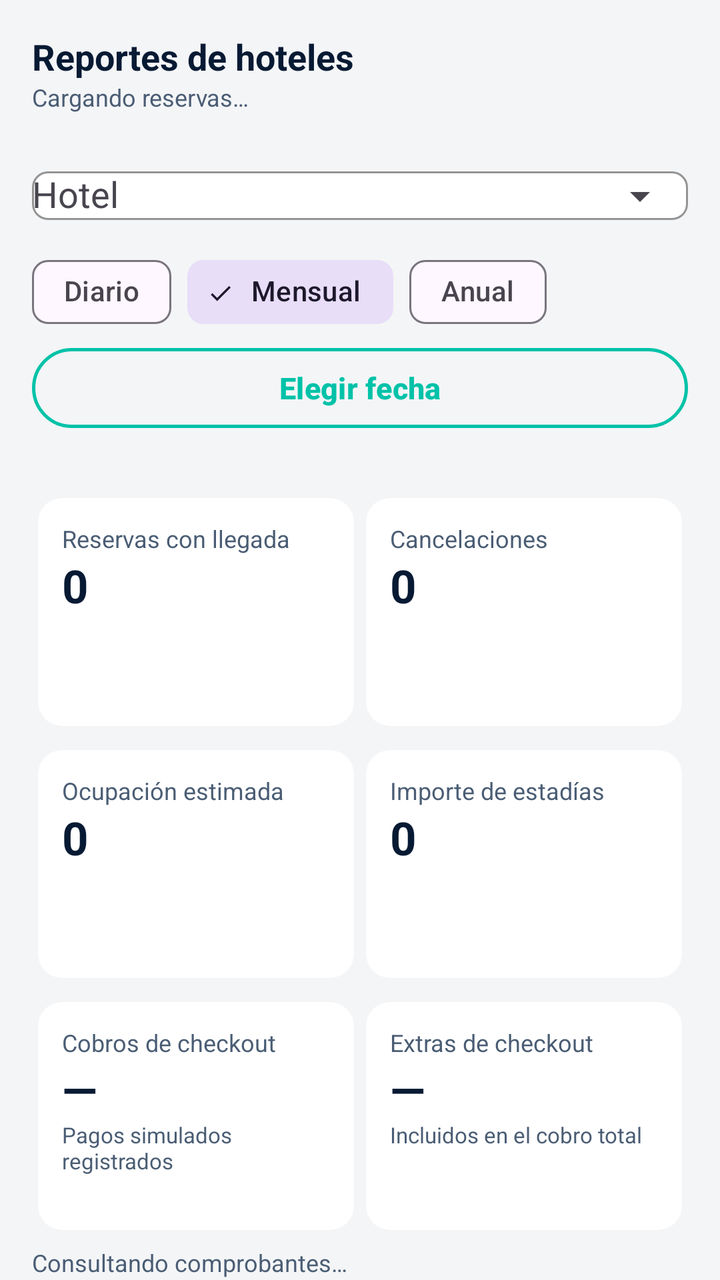
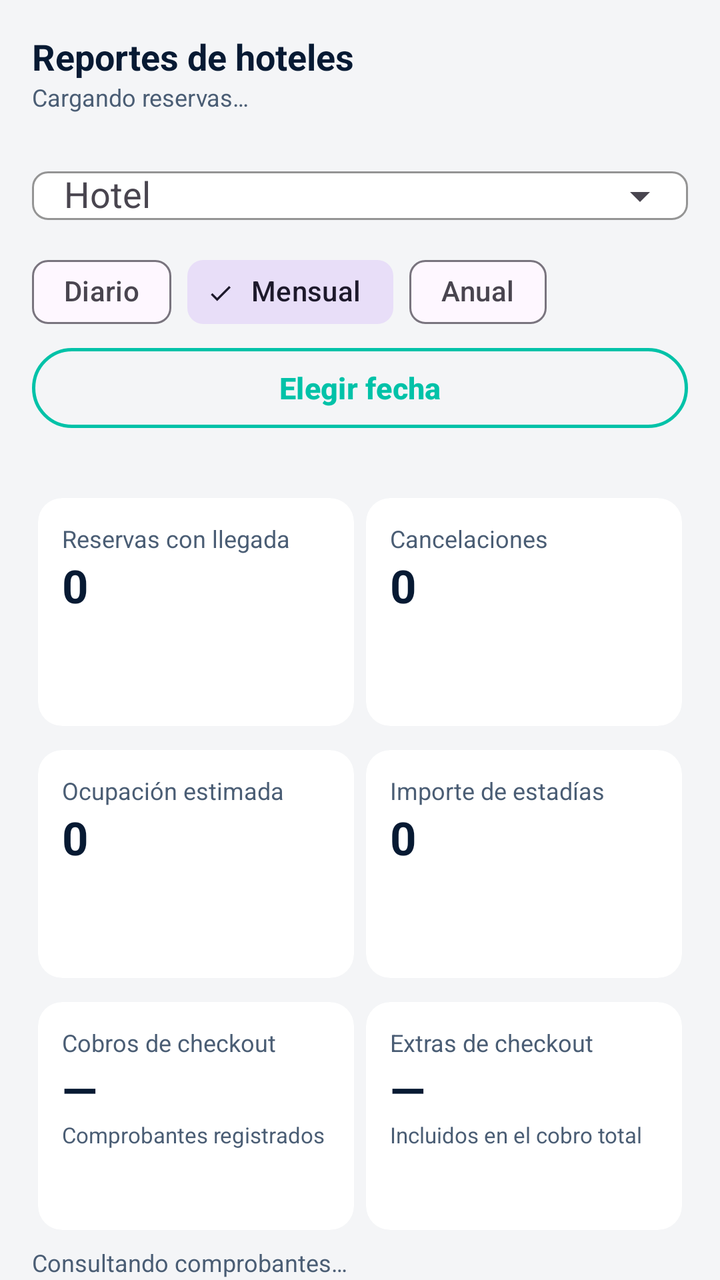

An Android layout rendered at two revisions. The XML below is the earlier revision; the diff shows what the commit changed to produce the second picture.
<!-- AndroidManifest.xml: application theme Theme.Proyecto_IOTelito -->
<!-- res/layout/fragment_superadmin_reportes.xml -->
<?xml version="1.0" encoding="utf-8"?>
<androidx.core.widget.NestedScrollView xmlns:android="http://schemas.android.com/apk/res/android" xmlns:app="http://schemas.android.com/apk/res-auto"
 android:layout_width="match_parent" android:layout_height="match_parent" android:background="@color/io_surface_variant" android:fillViewport="true">
 <LinearLayout android:layout_width="match_parent" android:layout_height="wrap_content" android:orientation="vertical" android:padding="16dp">
  <TextView style="@style/TextAppearance.IoTelito.SectionTitle" android:text="Reportes de hoteles"/>
  <TextView android:id="@+id/tv_report_source" android:layout_width="match_parent" android:layout_height="wrap_content" android:text="Cargando reservas…" android:textColor="@color/io_text_secondary" android:textSize="12sp"/>
  <com.google.android.material.textfield.TextInputLayout style="@style/Widget.IoTelito.Input" android:layout_width="match_parent" android:layout_height="wrap_content" android:layout_marginTop="12dp" android:hint="Hotel" app:endIconMode="dropdown_menu">
   <com.google.android.material.textfield.MaterialAutoCompleteTextView android:id="@+id/actv_hotel_selector" android:layout_width="match_parent" android:layout_height="wrap_content" android:inputType="none"/>
  </com.google.android.material.textfield.TextInputLayout>
  <com.google.android.material.chip.ChipGroup android:id="@+id/chip_group_period" android:layout_width="match_parent" android:layout_height="wrap_content" app:singleSelection="true" app:selectionRequired="true">
   <com.google.android.material.chip.Chip android:id="@+id/chip_daily" style="@style/Widget.Material3.Chip.Filter" android:layout_width="wrap_content" android:layout_height="wrap_content" android:checkable="true" android:checked="false" android:text="Diario"/>
   <com.google.android.material.chip.Chip android:id="@+id/chip_monthly" style="@style/Widget.Material3.Chip.Filter" android:layout_width="wrap_content" android:layout_height="wrap_content" android:checkable="true" android:checked="true" android:text="Mensual"/>
   <com.google.android.material.chip.Chip android:id="@+id/chip_yearly" style="@style/Widget.Material3.Chip.Filter" android:layout_width="wrap_content" android:layout_height="wrap_content" android:checkable="true" android:checked="false" android:text="Anual"/>
  </com.google.android.material.chip.ChipGroup>
  <com.google.android.material.button.MaterialButton android:id="@+id/btn_report_date" style="@style/Widget.IoTelito.Button.Outline" android:layout_width="match_parent" android:layout_height="wrap_content" android:text="Elegir fecha"/>
  <TextView android:id="@+id/tv_selected_range" android:layout_width="match_parent" android:layout_height="wrap_content" android:textColor="@color/io_text_secondary"/>
  <LinearLayout android:layout_width="match_parent" android:layout_height="wrap_content" android:orientation="horizontal" android:layout_marginTop="12dp">
   <com.google.android.material.card.MaterialCardView style="@style/Widget.IoTelito.Card" android:layout_width="0dp" android:layout_height="wrap_content" android:layout_weight="1" android:layout_marginHorizontal="3dp"><LinearLayout android:layout_width="match_parent" android:layout_height="wrap_content" android:minHeight="114dp" android:padding="12dp" android:orientation="vertical">
    <TextView android:layout_width="match_parent" android:layout_height="wrap_content" android:text="Reservas con llegada" android:textColor="@color/io_text_secondary" android:textSize="12sp"/>
    <TextView android:id="@+id/tv_bookings" android:layout_width="match_parent" android:layout_height="wrap_content" android:text="0" android:textColor="@color/io_navy" android:textSize="23sp" android:textStyle="bold"/>
    <TextView android:id="@+id/tv_bookings_note" android:layout_width="match_parent" android:layout_height="wrap_content" android:textColor="@color/io_text_secondary" android:textSize="11sp"/>
   </LinearLayout></com.google.android.material.card.MaterialCardView>
   <com.google.android.material.card.MaterialCardView style="@style/Widget.IoTelito.Card" android:layout_width="0dp" android:layout_height="wrap_content" android:layout_weight="1" android:layout_marginHorizontal="3dp"><LinearLayout android:layout_width="match_parent" android:layout_height="wrap_content" android:minHeight="114dp" android:padding="12dp" android:orientation="vertical">
    <TextView android:layout_width="match_parent" android:layout_height="wrap_content" android:text="Cancelaciones" android:textColor="@color/io_text_secondary" android:textSize="12sp"/>
    <TextView android:id="@+id/tv_cancellations" android:layout_width="match_parent" android:layout_height="wrap_content" android:text="0" android:textColor="@color/io_navy" android:textSize="23sp" android:textStyle="bold"/>
    <TextView android:id="@+id/tv_cancellations_note" android:layout_width="match_parent" android:layout_height="wrap_content" android:textColor="@color/io_text_secondary" android:textSize="11sp"/>
   </LinearLayout></com.google.android.material.card.MaterialCardView>
  </LinearLayout>
  <LinearLayout android:layout_width="match_parent" android:layout_height="wrap_content" android:orientation="horizontal" android:layout_marginTop="12dp">
   <com.google.android.material.card.MaterialCardView style="@style/Widget.IoTelito.Card" android:layout_width="0dp" android:layout_height="wrap_content" android:layout_weight="1" android:layout_marginHorizontal="3dp"><LinearLayout android:layout_width="match_parent" android:layout_height="wrap_content" android:minHeight="114dp" android:padding="12dp" android:orientation="vertical">
    <TextView android:layout_width="match_parent" android:layout_height="wrap_content" android:text="Ocupación estimada" android:textColor="@color/io_text_secondary" android:textSize="12sp"/>
    <TextView android:id="@+id/tv_occupancy" android:layout_width="match_parent" android:layout_height="wrap_content" android:text="0" android:textColor="@color/io_navy" android:textSize="23sp" android:textStyle="bold"/>
    <TextView android:id="@+id/tv_occupancy_note" android:layout_width="match_parent" android:layout_height="wrap_content" android:textColor="@color/io_text_secondary" android:textSize="11sp"/>
   </LinearLayout></com.google.android.material.card.MaterialCardView>
   <com.google.android.material.card.MaterialCardView style="@style/Widget.IoTelito.Card" android:layout_width="0dp" android:layout_height="wrap_content" android:layout_weight="1" android:layout_marginHorizontal="3dp"><LinearLayout android:layout_width="match_parent" android:layout_height="wrap_content" android:minHeight="114dp" android:padding="12dp" android:orientation="vertical">
    <TextView android:layout_width="match_parent" android:layout_height="wrap_content" android:text="Importe de estadías" android:textColor="@color/io_text_secondary" android:textSize="12sp"/>
    <TextView android:id="@+id/tv_income" android:layout_width="match_parent" android:layout_height="wrap_content" android:text="0" android:textColor="@color/io_navy" android:textSize="23sp" android:textStyle="bold"/>
    <TextView android:id="@+id/tv_income_note" android:layout_width="match_parent" android:layout_height="wrap_content" android:textColor="@color/io_text_secondary" android:textSize="11sp"/>
   </LinearLayout></com.google.android.material.card.MaterialCardView>
  </LinearLayout>
  <LinearLayout android:layout_width="match_parent" android:layout_height="wrap_content" android:orientation="horizontal" android:layout_marginTop="12dp">
   <com.google.android.material.card.MaterialCardView style="@style/Widget.IoTelito.Card" android:layout_width="0dp" android:layout_height="wrap_content" android:layout_weight="1" android:layout_marginHorizontal="3dp"><LinearLayout android:layout_width="match_parent" android:layout_height="wrap_content" android:minHeight="114dp" android:padding="12dp" android:orientation="vertical">
    <TextView android:layout_width="match_parent" android:layout_height="wrap_content" android:text="Cobros de checkout" android:textColor="@color/io_text_secondary" android:textSize="12sp"/>
    <TextView android:id="@+id/tv_checkout_income" android:layout_width="match_parent" android:layout_height="wrap_content" android:text="—" android:textColor="@color/io_navy" android:textSize="23sp" android:textStyle="bold"/>
    <TextView android:id="@+id/tv_checkout_count" android:layout_width="match_parent" android:layout_height="wrap_content" android:text="Pagos simulados registrados" android:textColor="@color/io_text_secondary" android:textSize="11sp"/>
   </LinearLayout></com.google.android.material.card.MaterialCardView>
   <com.google.android.material.card.MaterialCardView style="@style/Widget.IoTelito.Card" android:layout_width="0dp" android:layout_height="wrap_content" android:layout_weight="1" android:layout_marginHorizontal="3dp"><LinearLayout android:layout_width="match_parent" android:layout_height="wrap_content" android:minHeight="114dp" android:padding="12dp" android:orientation="vertical">
    <TextView android:layout_width="match_parent" android:layout_height="wrap_content" android:text="Extras de checkout" android:textColor="@color/io_text_secondary" android:textSize="12sp"/>
    <TextView android:id="@+id/tv_checkout_extras" android:layout_width="match_parent" android:layout_height="wrap_content" android:text="—" android:textColor="@color/io_navy" android:textSize="23sp" android:textStyle="bold"/>
    <TextView android:layout_width="match_parent" android:layout_height="wrap_content" android:text="Incluidos en el cobro total" android:textColor="@color/io_text_secondary" android:textSize="11sp"/>
   </LinearLayout></com.google.android.material.card.MaterialCardView>
  </LinearLayout>
  <TextView android:id="@+id/tv_checkout_status" android:layout_width="match_parent" android:layout_height="wrap_content" android:layout_marginTop="8dp" android:text="Consultando comprobantes…" android:textColor="@color/io_text_secondary" android:textSize="12sp"/>
  <TextView android:id="@+id/tv_chart_title" style="@style/TextAppearance.IoTelito.SectionTitle" android:layout_marginTop="20dp" android:text="Reservas del mes"/>
  <TextView android:id="@+id/tv_report_empty" android:layout_width="match_parent" android:layout_height="wrap_content" android:text="Sin reservas para este filtro y período." android:textColor="@color/io_text_secondary"/>
  <HorizontalScrollView android:layout_width="match_parent" android:layout_height="250dp" android:fillViewport="true"><com.example.proyecto_iotelito.ui.superadmin.reportes.WeeklyBookingsChartView android:id="@+id/weekly_bookings_chart" android:layout_width="match_parent" android:layout_height="match_parent" android:background="@color/io_surface" android:padding="12dp"/></HorizontalScrollView>
  <TextView style="@style/TextAppearance.IoTelito.SectionTitle" android:layout_marginTop="20dp" android:text="Ranking de ocupación"/>
  <TextView android:layout_width="match_parent" android:layout_height="wrap_content" android:text="Noches-habitación reservadas / capacidad del período. Salida no incluida. Sin inventario: no calculable." android:textSize="11sp" android:textColor="@color/io_text_secondary"/>
  <LinearLayout android:id="@+id/ranking_container" android:layout_width="match_parent" android:layout_height="wrap_content" android:orientation="vertical" android:padding="12dp" android:background="@color/io_surface"/>
 </LinearLayout>
</androidx.core.widget.NestedScrollView>
<!-- resources referenced by this layout -->
<resources>
  <color name="io_navy">#FF071A33</color>
  <color name="io_surface">#FFFFFFFF</color>
  <color name="io_surface_variant">#FFF4F5F7</color>
  <color name="io_text_secondary">#4A5D74</color>
  <style name="TextAppearance.IoTelito.SectionTitle" parent="TextAppearance.Material3.TitleLarge">
          <item name="android:layout_width">wrap_content</item>
          <item name="android:layout_height">wrap_content</item>
          <item name="android:textColor">@color/io_navy</item>
          <item name="android:textSize">18sp</item>
          <item name="android:textStyle">bold</item>
      </style>
  <style name="Widget.IoTelito.Button.Outline" parent="Widget.Material3.Button.OutlinedButton">
          <item name="strokeColor">@color/io_teal</item>
          <item name="strokeWidth">1.5dp</item>
          <item name="android:textColor">@color/io_teal</item>
          <item name="cornerRadius">100dp</item>
          <item name="android:textAllCaps">false</item>
          <item name="android:textSize">15sp</item>
          <item name="android:textStyle">bold</item>
      </style>
  <style name="Widget.IoTelito.Card" parent="Widget.Material3.CardView.Filled">
          <item name="cardBackgroundColor">@color/io_surface</item>
          <item name="cardCornerRadius">12dp</item>
          <item name="cardElevation">0dp</item>
          <item name="strokeColor">@color/io_divider</item>
          <item name="strokeWidth">0dp</item>
      </style>
  <style name="Widget.IoTelito.Input" parent="Widget.Material3.TextInputLayout.OutlinedBox">
          <item name="boxBackgroundColor">@color/io_surface</item>
          <item name="boxCornerRadiusTopStart">8dp</item>
          <item name="boxCornerRadiusTopEnd">8dp</item>
          <item name="boxCornerRadiusBottomStart">8dp</item>
          <item name="boxCornerRadiusBottomEnd">8dp</item>
          <item name="boxStrokeColor">@color/io_teal</item>
      </style>
  <style name="Theme.Proyecto_IOTelito" parent="Base.Theme.Proyecto_IOTelito" />
  <color name="io_teal">#00C2A8</color>
  <color name="io_divider">#FFE2E8F0</color>
  <style name="Base.Theme.Proyecto_IOTelito" parent="Theme.Material3.Light.NoActionBar">
          <item name="colorPrimary">@color/io_teal</item>
          <item name="colorOnPrimary">@color/white</item>
          <item name="colorSecondary">@color/io_text_primary</item>
          <item name="android:windowBackground">@color/io_background</item>
          <item name="android:statusBarColor">@color/io_background</item>
          <item name="android:windowLightStatusBar">true</item>
          <item name="android:navigationBarColor">@color/white</item>
          <item name="android:windowLightNavigationBar">true</item>
      </style>
  <color name="white">#FFFFFFFF</color>
  <color name="io_text_primary">#071A33</color>
  <color name="io_background">#F8FAFC</color>
</resources>

<!-- the commit's change to res/layout/fragment_superadmin_reportes.xml (unified diff, before → after) -->
@@ -5,7 +5,7 @@
   <TextView style="@style/TextAppearance.IoTelito.SectionTitle" android:text="Reportes de hoteles"/>
   <TextView android:id="@+id/tv_report_source" android:layout_width="match_parent" android:layout_height="wrap_content" android:text="Cargando reservas…" android:textColor="@color/io_text_secondary" android:textSize="12sp"/>
   <com.google.android.material.textfield.TextInputLayout style="@style/Widget.IoTelito.Input" android:layout_width="match_parent" android:layout_height="wrap_content" android:layout_marginTop="12dp" android:hint="Hotel" app:endIconMode="dropdown_menu">
-   <com.google.android.material.textfield.MaterialAutoCompleteTextView android:id="@+id/actv_hotel_selector" android:layout_width="match_parent" android:layout_height="wrap_content" android:inputType="none"/>
+   <com.google.android.material.textfield.MaterialAutoCompleteTextView android:id="@+id/actv_hotel_selector" android:paddingStart="16dp" android:paddingEnd="48dp" android:maxLines="1" android:layout_width="match_parent" android:layout_height="wrap_content" android:inputType="none"/>
   </com.google.android.material.textfield.TextInputLayout>
   <com.google.android.material.chip.ChipGroup android:id="@+id/chip_group_period" android:layout_width="match_parent" android:layout_height="wrap_content" app:singleSelection="true" app:selectionRequired="true">
    <com.google.android.material.chip.Chip android:id="@+id/chip_daily" style="@style/Widget.Material3.Chip.Filter" android:layout_width="wrap_content" android:layout_height="wrap_content" android:checkable="true" android:checked="false" android:text="Diario"/>
@@ -42,7 +42,7 @@
    <com.google.android.material.card.MaterialCardView style="@style/Widget.IoTelito.Card" android:layout_width="0dp" android:layout_height="wrap_content" android:layout_weight="1" android:layout_marginHorizontal="3dp"><LinearLayout android:layout_width="match_parent" android:layout_height="wrap_content" android:minHeight="114dp" android:padding="12dp" android:orientation="vertical">
     <TextView android:layout_width="match_parent" android:layout_height="wrap_content" android:text="Cobros de checkout" android:textColor="@color/io_text_secondary" android:textSize="12sp"/>
     <TextView android:id="@+id/tv_checkout_income" android:layout_width="match_parent" android:layout_height="wrap_content" android:text="—" android:textColor="@color/io_navy" android:textSize="23sp" android:textStyle="bold"/>
-    <TextView android:id="@+id/tv_checkout_count" android:layout_width="match_parent" android:layout_height="wrap_content" android:text="Pagos simulados registrados" android:textColor="@color/io_text_secondary" android:textSize="11sp"/>
+    <TextView android:id="@+id/tv_checkout_count" android:layout_width="match_parent" android:layout_height="wrap_content" android:text="Comprobantes registrados" android:textColor="@color/io_text_secondary" android:textSize="11sp"/>
    </LinearLayout></com.google.android.material.card.MaterialCardView>
    <com.google.android.material.card.MaterialCardView style="@style/Widget.IoTelito.Card" android:layout_width="0dp" android:layout_height="wrap_content" android:layout_weight="1" android:layout_marginHorizontal="3dp"><LinearLayout android:layout_width="match_parent" android:layout_height="wrap_content" android:minHeight="114dp" android:padding="12dp" android:orientation="vertical">
     <TextView android:layout_width="match_parent" android:layout_height="wrap_content" android:text="Extras de checkout" android:textColor="@color/io_text_secondary" android:textSize="12sp"/>
@@ -55,7 +55,7 @@
   <TextView android:id="@+id/tv_report_empty" android:layout_width="match_parent" android:layout_height="wrap_content" android:text="Sin reservas para este filtro y período." android:textColor="@color/io_text_secondary"/>
   <HorizontalScrollView android:layout_width="match_parent" android:layout_height="250dp" android:fillViewport="true"><com.example.proyecto_iotelito.ui.superadmin.reportes.WeeklyBookingsChartView android:id="@+id/weekly_bookings_chart" android:layout_width="match_parent" android:layout_height="match_parent" android:background="@color/io_surface" android:padding="12dp"/></HorizontalScrollView>
   <TextView style="@style/TextAppearance.IoTelito.SectionTitle" android:layout_marginTop="20dp" android:text="Ranking de ocupación"/>
-  <TextView android:layout_width="match_parent" android:layout_height="wrap_content" android:text="Noches-habitación reservadas / capacidad del período. Salida no incluida. Sin inventario: no calculable." android:textSize="11sp" android:textColor="@color/io_text_secondary"/>
+  <TextView android:layout_width="match_parent" android:layout_height="wrap_content" android:text="Compara la ocupación estimada de los hoteles según las habitaciones reservadas y las fechas elegidas. Para calcularla, el hotel debe tener habitaciones registradas." android:textSize="11sp" android:textColor="@color/io_text_secondary"/>
   <LinearLayout android:id="@+id/ranking_container" android:layout_width="match_parent" android:layout_height="wrap_content" android:orientation="vertical" android:padding="12dp" android:background="@color/io_surface"/>
  </LinearLayout>
 </androidx.core.widget.NestedScrollView>
